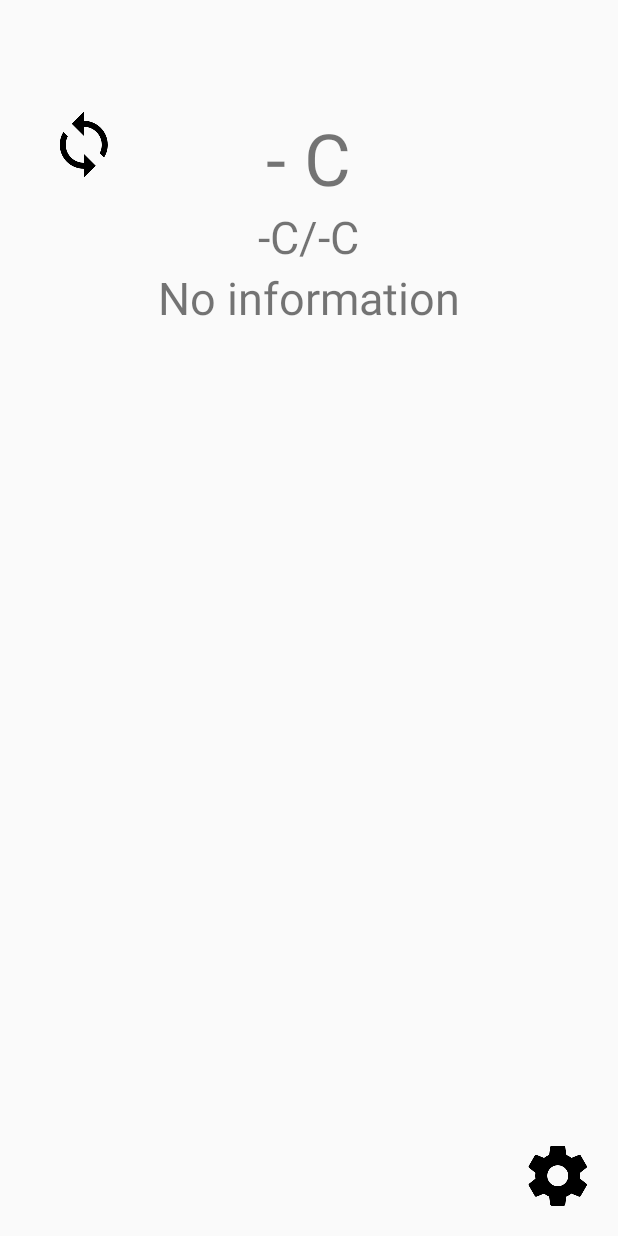
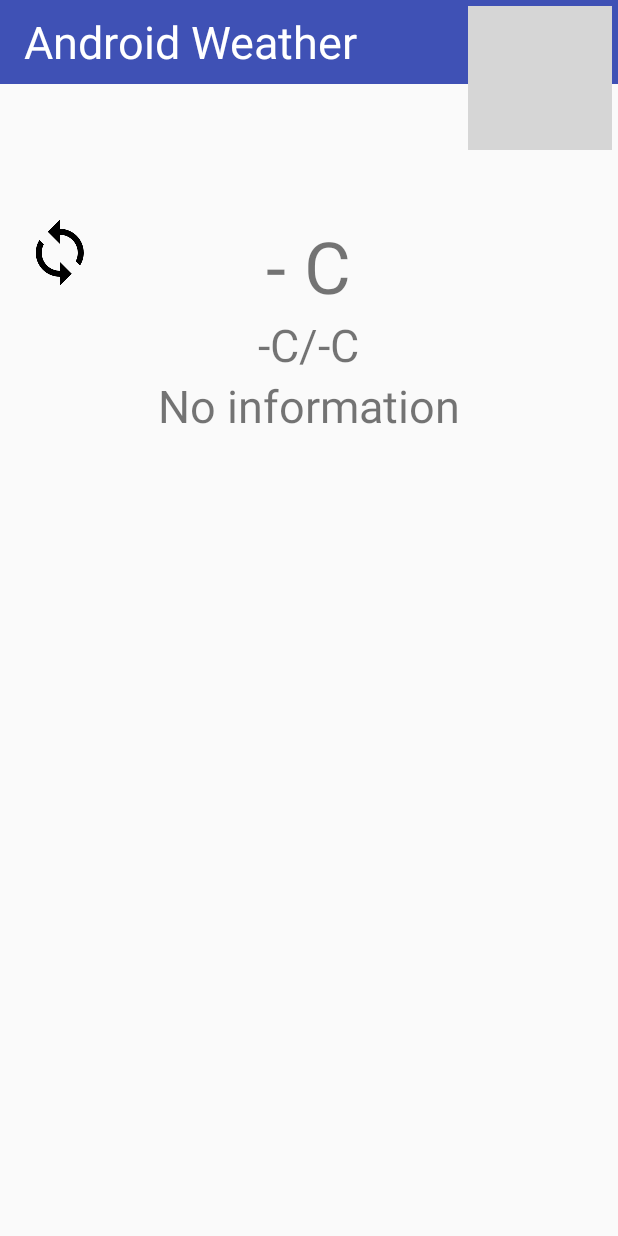
Before and after one commit to Maximluking/AndroidWeather, an Android app: the layout activity_main.xml on its own in the app's theme, with its tools: preview values and no code run, on a phone screen of 412 x 824 dp. Run offline under Robolectric (Android 15) with nearby library versions, the phone set to English and light mode, and no system bars; grey boxes are pictures that could not be loaded.

Commit message:
UI improvements

```diff
--- a/app/build.gradle
+++ b/app/build.gradle
@@ -49,4 +49,7 @@ dependencies {
 
     compile 'com.android.support:cardview-v7:23.4.0'
     compile 'com.android.support:recyclerview-v7:23.4.0'
+
+    compile 'com.android.support:design:23.4.0'
+
 }
--- a/app/src/main/AndroidManifest.xml
+++ b/app/src/main/AndroidManifest.xml
@@ -8,7 +8,7 @@
         android:allowBackup="true"
         android:name=".MainApplication"
         android:icon="@mipmap/ic_launcher"
-        android:label="@string/app_name"
+
         android:supportsRtl="true"
         android:theme="@style/AppTheme">
         <activity android:name=".activities.MainActivity">
--- a/app/src/main/java/com/example/alexeykozak/androidweather/activities/CityListActivity.java
+++ b/app/src/main/java/com/example/alexeykozak/androidweather/activities/CityListActivity.java
@@ -1,7 +1,7 @@
 package com.example.alexeykozak.androidweather.activities;
 
-import android.app.Activity;
 import android.os.Bundle;
+import android.support.v7.app.AppCompatActivity;
 import android.support.v7.widget.LinearLayoutManager;
 import android.support.v7.widget.RecyclerView;
 import android.util.Log;
@@ -14,7 +14,7 @@ import butterknife.ButterKnife;
 import butterknife.OnClick;
 import butterknife.Unbinder;
 
-public class CityListActivity extends Activity {
+public class CityListActivity extends AppCompatActivity {
 
     private static final String TAG = "CityListActivity";
     @BindView(R.id.city_recycler_view)
--- a/app/src/main/java/com/example/alexeykozak/androidweather/activities/MainActivity.java
+++ b/app/src/main/java/com/example/alexeykozak/androidweather/activities/MainActivity.java
@@ -27,8 +27,6 @@ public class MainActivity extends AppCompatActivity implements MainView {
     private static final String TAG = "MainActivity";
     private static final String CELSIUS_DEGREE = "°C";
     private static final String DIVIDER = "/";
-    private static final String FRAGMENT_TAG = "ListOfCities";
-
 
     @BindView(R.id.weather_icon)
     ImageView imageView;
@@ -40,7 +38,6 @@ public class MainActivity extends AppCompatActivity implements MainView {
     TextView tvMaxMinTemp;
     @BindView(R.id.tv_weather_description)
     TextView tvWeatherDescription;
-
 
     private MainPresenter presenter;
     private Unbinder unbinder;
@@ -111,8 +108,5 @@ public class MainActivity extends AppCompatActivity implements MainView {
     @OnClick(R.id.settings)
     public void settingsOnClick() {
         startActivity(new Intent(getBaseContext(), CityListActivity.class));
-
     }
-
-
 }
--- a/app/src/main/res/layout/activity_main.xml
+++ b/app/src/main/res/layout/activity_main.xml
@@ -1,30 +1,41 @@
 <?xml version="1.0" encoding="utf-8"?>
 <RelativeLayout xmlns:android="http://schemas.android.com/apk/res/android"
-    xmlns:tools="http://schemas.android.com/tools"
     android:layout_width="match_parent"
-    android:layout_height="match_parent"
-    android:paddingBottom="@dimen/activity_vertical_margin"
-    android:paddingLeft="@dimen/activity_horizontal_margin"
-    android:paddingRight="@dimen/activity_horizontal_margin"
-    android:paddingTop="@dimen/activity_vertical_margin"
-    tools:context=".activities.MainActivity">
+    android:layout_height="match_parent">
+
+    <android.support.v7.widget.Toolbar
+        android:id="@+id/toolbar"
+        android:layout_width="match_parent"
+        android:layout_height="wrap_content"
+        android:background="?attr/colorPrimary"
+        android:minHeight="?attr/actionBarSize">
+
+        <TextView
+            android:layout_width="wrap_content"
+            android:layout_height="wrap_content"
+            android:gravity="center_vertical"
+            android:text="@string/title_app_name"
+            android:textSize="@dimen/default_text_size"
+            android:textColor="@color/cardview_light_background" />
+    </android.support.v7.widget.Toolbar>
 
     <TextView
         android:id="@+id/tv_city_name"
+        android:layout_margin="@dimen/activity_horizontal_margin"
         android:layout_width="match_parent"
         android:layout_height="wrap_content"
-        android:layout_alignParentTop="true"
+        android:layout_below="@id/toolbar"
         android:textSize="@dimen/default_text_size" />
 
     <ImageView
         android:id="@+id/settings"
         android:layout_width="wrap_content"
         android:layout_height="wrap_content"
-        android:layout_alignParentBottom="true"
         android:layout_alignParentEnd="true"
         android:layout_alignParentRight="true"
+        android:layout_margin="@dimen/toolbar_margin"
         android:contentDescription="@string/settings"
-        android:src="@drawable/ic_settings_black_48dp" />
+        android:src="@drawable/ic_settings_white_48dp" />
 
     <ImageView
         android:id="@+id/weather_icon"
--- a/app/src/main/res/values/dimens.xml
+++ b/app/src/main/res/values/dimens.xml
@@ -1,6 +1,7 @@
 <resources>
     <!-- Default screen margins, per the Android Design guidelines. -->
     <dimen name="activity_horizontal_margin">16dp</dimen>
+    <dimen name="toolbar_margin">4dp</dimen>
     <dimen name="activity_vertical_margin">16dp</dimen>
     <dimen name="weather_icon_margin">32dp</dimen>
     <dimen name="main_temp_text_size">48sp</dimen>
--- a/app/src/main/res/values/strings.xml
+++ b/app/src/main/res/values/strings.xml
@@ -7,4 +7,5 @@
     <string name="settings">Settings</string>
     <string name="preference_file_key">prefs</string>
     <string name="current_city_id">current_city_id</string>
+    <string name="title_app_name">Android Weather</string>
 </resources>
--- a/app/src/main/res/values/styles.xml
+++ b/app/src/main/res/values/styles.xml
@@ -1,7 +1,7 @@
 <resources>
 
     <!-- Base application theme. -->
-    <style name="AppTheme" parent="Theme.AppCompat.Light.DarkActionBar">
+    <style name="AppTheme" parent="Theme.AppCompat.Light.NoActionBar">
         <!-- Customize your theme here. -->
         <item name="colorPrimary">@color/colorPrimary</item>
         <item name="colorPrimaryDark">@color/colorPrimaryDark</item>
```
